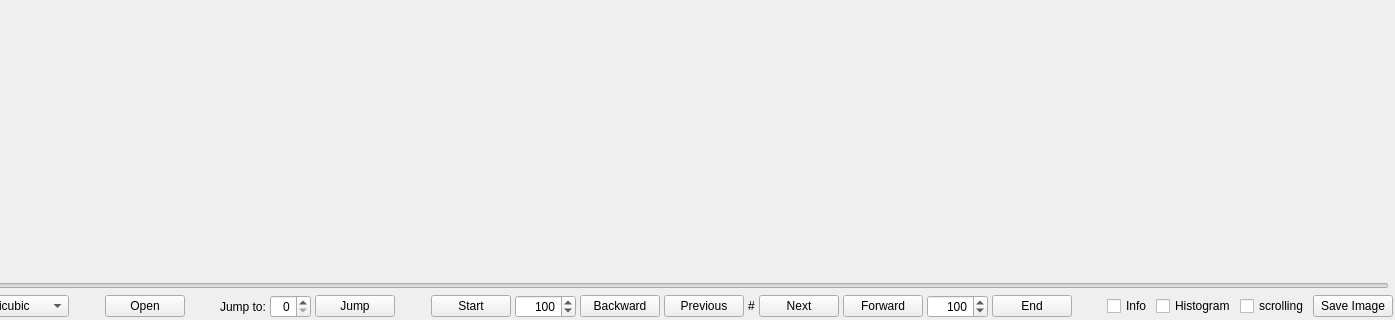
This is viewer.ui in Selur/avsViewer as Qt 5 draws it before an edit; both pictures show x 126 to 1521 and y 444 to 764 of the 1521 by 764 pixel window. The edited form follows.
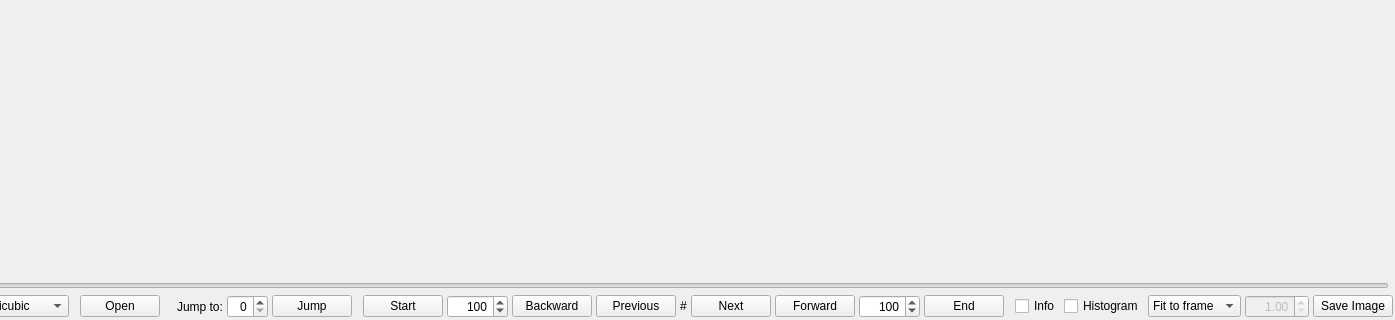
This is the edited form. Custom widgets are drawn as their Qt base class.

Commit message: add 'Fixed zoom' option

Patch:
```diff
--- a/viewer.ui
+++ b/viewer.ui
@@ -441,15 +441,52 @@
       </widget>
      </item>
      <item>
-      <widget class="QCheckBox" name="scrollingCheckBox">
+      <widget class="QComboBox" name="zoomHandlingComboBox">
        <property name="sizePolicy">
         <sizepolicy hsizetype="Fixed" vsizetype="Fixed">
          <horstretch>0</horstretch>
          <verstretch>0</verstretch>
         </sizepolicy>
        </property>
-       <property name="text">
-        <string>scrolling</string>
+       <item>
+        <property name="text">
+         <string>Fit to frame</string>
+        </property>
+       </item>
+       <item>
+        <property name="text">
+         <string>No zoom</string>
+        </property>
+       </item>
+       <item>
+        <property name="text">
+         <string>Fixed zoom</string>
+        </property>
+       </item>
+      </widget>
+     </item>
+     <item>
+      <widget class="QDoubleSpinBox" name="zoomScaleDoubleSpinBox">
+       <property name="enabled">
+        <bool>false</bool>
+       </property>
+       <property name="sizePolicy">
+        <sizepolicy hsizetype="Fixed" vsizetype="Fixed">
+         <horstretch>0</horstretch>
+         <verstretch>0</verstretch>
+        </sizepolicy>
+       </property>
+       <property name="alignment">
+        <set>Qt::AlignRight|Qt::AlignTrailing|Qt::AlignVCenter</set>
+       </property>
+       <property name="minimum">
+        <double>1.000000000000000</double>
+       </property>
+       <property name="maximum">
+        <double>100.000000000000000</double>
+       </property>
+       <property name="value">
+        <double>1.000000000000000</double>
        </property>
       </widget>
      </item>
```
Left out of the diff: 2 changed lines with no effect on the pictures. The commit also changes 3 other files.
